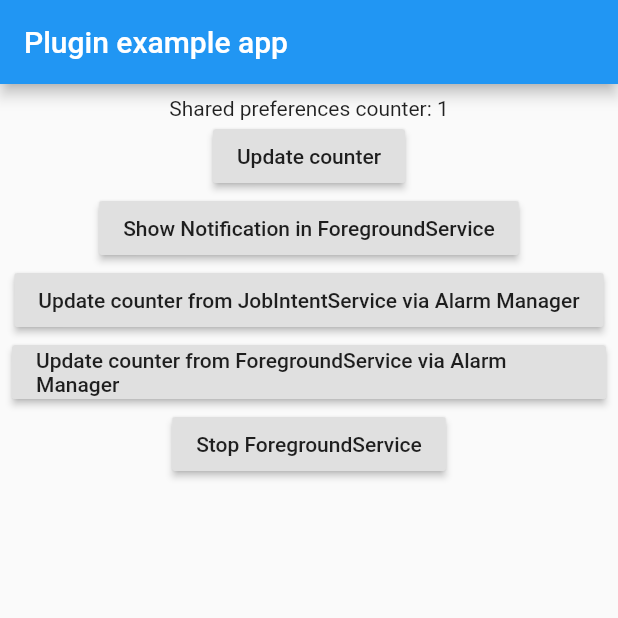
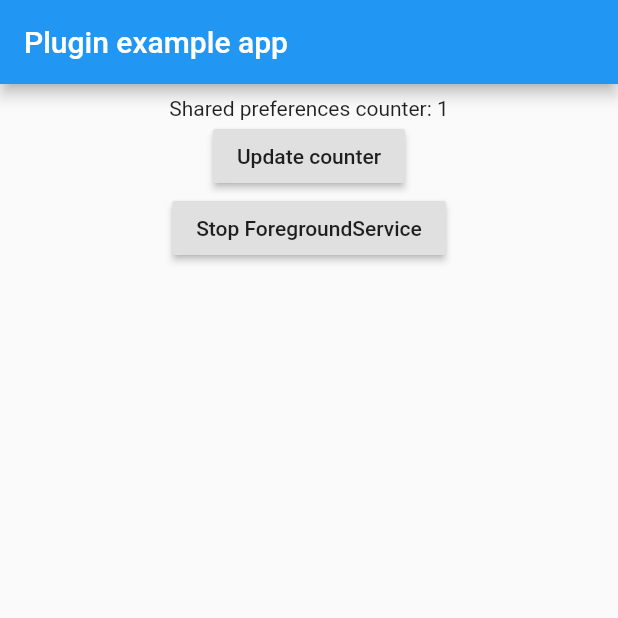
Before and after one commit to vkammerer/flutter_service, a Flutter app: the screen it shows after launch, after a tap on "Update counter", on a phone screen of 412 x 824 dp, the top half of it. Run offline on Flutter 3.47's test engine with Material 2 defaults, Android fonts, the phone set to English and light mode, and no system bars; our stand-ins replace shared_preferences; project files that could hold a hidden picture were left out.

Commit message:
Removes packages that depend on flutter_service from example to avoid circular dependencies

```diff
--- a/example/lib/main.dart
+++ b/example/lib/main.dart
@@ -1,12 +1,8 @@
 import 'dart:async';
 import 'dart:isolate';
-import 'dart:math';
 import 'dart:ui';
 
-import 'package:android_alarm_manager/android_alarm_manager.dart';
 import 'package:flutter/material.dart';
-import 'package:flutter_local_notifications/flutter_local_notifications.dart';
-import 'package:flutter_local_notifications_broadcast/flutter_local_notifications_broadcast.dart';
 import 'package:flutter_service/flutter_service.dart';
 import 'package:shared_preferences/shared_preferences.dart';
 
@@ -22,17 +18,6 @@ final ReceivePort port = ReceivePort();
 /// The name associated with the UI isolate's [SendPort].
 const String isolateName = 'isolate';
 
-final FlutterLocalNotificationsBroadcast flutterLocalNotificationsBroadcast =
-    FlutterLocalNotificationsBroadcast();
-final FlutterLocalNotificationsPlugin flutterLocalNotificationsPlugin =
-    FlutterLocalNotificationsPlugin();
-
-NotificationAppLaunchDetails notificationAppLaunchDetails;
-
-var androidPlatformChannelSpecifics = AndroidNotificationDetails(
-    'your channel id', 'your channel name', 'your channel description',
-    importance: Importance.max, priority: Priority.high, ticker: 'ticker');
-
 void main() async {
   WidgetsFlutterBinding.ensureInitialized();
   IsolateNameServer.registerPortWithName(
@@ -44,19 +29,6 @@ void main() async {
     await prefs.setInt(countKey, 0);
   }
 
-  notificationAppLaunchDetails =
-      await flutterLocalNotificationsPlugin.getNotificationAppLaunchDetails();
-
-  var initializationSettings = InitializationSettings(
-      android: AndroidInitializationSettings('app_icon'));
-  await flutterLocalNotificationsPlugin.initialize(
-    initializationSettings,
-    onSelectNotification: (String payload) async {
-      if (payload != null) {
-        debugPrint('notification payload: ' + payload);
-      }
-    },
-  );
   runApp(MyApp());
 }
 
@@ -120,52 +92,6 @@ class _MyAppState extends State<MyApp> {
                   },
                 ),
                 RaisedButton(
-                  child: Text('Show Notification in ForegroundService'),
-                  onPressed: () async {
-                    await flutterLocalNotificationsBroadcast.broadcast(
-                      1,
-                      'Hello',
-                      'I am the Foreground Service notification',
-                      FlutterService
-                          .foregroundServiceBroadcastReceiverClassName,
-                      notificationDetails: androidPlatformChannelSpecifics,
-                    );
-                  },
-                ),
-                RaisedButton(
-                  child: Text(
-                    'Update counter from JobIntentService via Alarm Manager',
-                  ),
-                  onPressed: () async {
-                    await AndroidAlarmManager.oneShot(
-                      const Duration(seconds: 5),
-                      // Ensure we have a unique alarm ID.
-                      Random().nextInt(pow(2, 31)),
-                      updateCounter,
-                      exact: true,
-                      wakeup: true,
-                      allowWhileIdle: true,
-                    );
-                  },
-                ),
-                RaisedButton(
-                  child: Text(
-                      'Update counter from ForegroundService via Alarm Manager'),
-                  onPressed: () async {
-                    await AndroidAlarmManager.oneShot(
-                      const Duration(seconds: 10),
-                      // Ensure we have a unique alarm ID.
-                      Random().nextInt(pow(2, 31)),
-                      updateCounter,
-                      exact: true,
-                      allowWhileIdle: true,
-                      wakeup: true,
-                      rescheduleOnReboot: true,
-                      serviceType: 'ForegroundService',
-                    );
-                  },
-                ),
-                RaisedButton(
                   child: Text('Stop ForegroundService'),
                   onPressed: () async {
                     await FlutterService.stopForegroundService();
```
Also changed, not shown: example/pubspec.yaml (+0 -7 lines), example/pubspec.lock.
